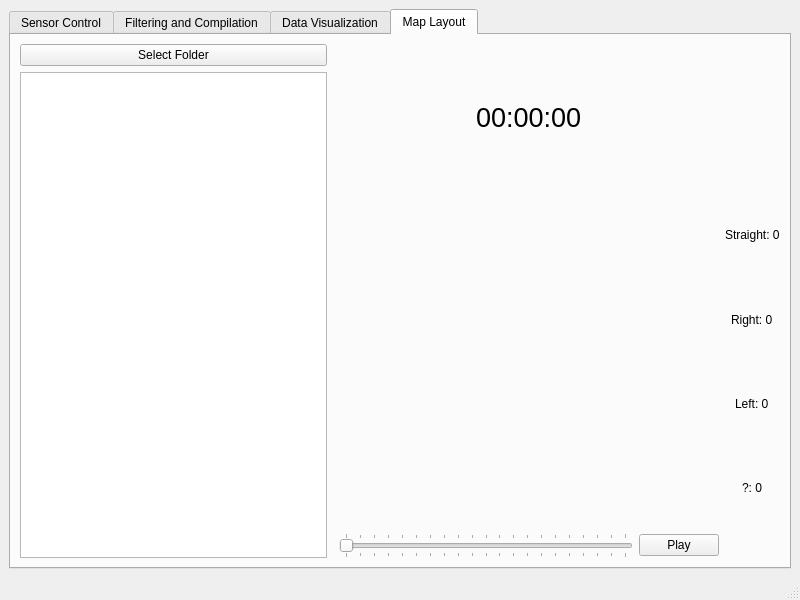
The window that rcdsWindow.ui (CapstoneFlows/rcds-python) describes before a commit, drawn with Qt 5.
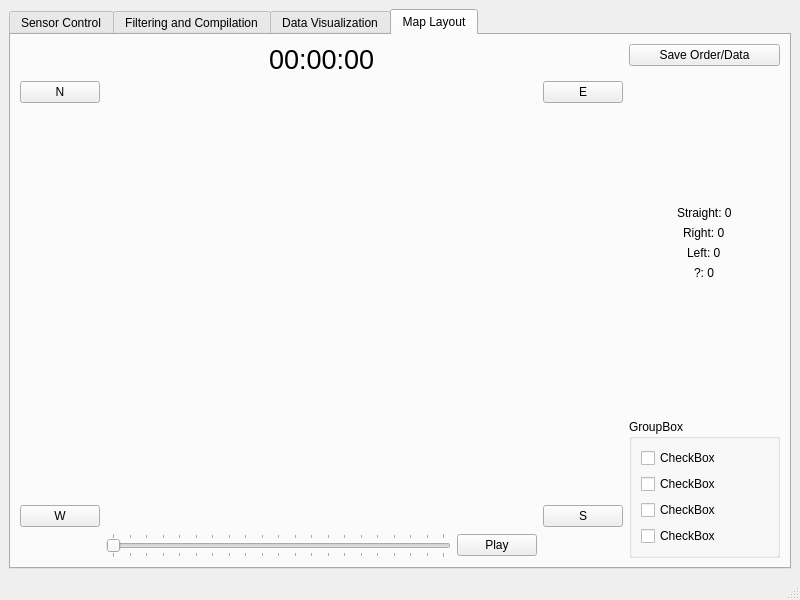
The same window after the commit. The open tabs and pages were chosen to show the change. Icons and pictures are not drawn. Custom widgets are drawn as their Qt base class.

```diff
--- a/rcdsWindow.ui
+++ b/rcdsWindow.ui
@@ -602,36 +602,226 @@
          </attribute>
          <layout class="QHBoxLayout" name="horizontalLayout_6">
           <item>
-           <layout class="QVBoxLayout" name="verticalLayout_6">
+           <layout class="QHBoxLayout" name="horizontalLayout_9" stretch="4,1">
             <item>
-             <widget class="QPushButton" name="MapFolderButton">
-              <property name="text">
-               <string>Select Folder</string>
-              </property>
-             </widget>
+             <layout class="QGridLayout" name="gridLayout_3">
+              <item row="2" column="2" alignment="Qt::AlignHCenter|Qt::AlignVCenter">
+               <widget class="QLabel" name="intersection">
+                <property name="minimumSize">
+                 <size>
+                  <width>300</width>
+                  <height>300</height>
+                 </size>
+                </property>
+                <property name="text">
+                 <string>&lt;html&gt;&lt;head/&gt;&lt;body&gt;&lt;p&gt;&lt;img src=&quot;:/intersection/intersection.png&quot;/&gt;&lt;/p&gt;&lt;/body&gt;&lt;/html&gt;</string>
+                </property>
+                <property name="alignment">
+                 <set>Qt::AlignCenter</set>
+                </property>
+               </widget>
+              </item>
+              <item row="1" column="3">
+               <widget class="QLabel" name="EastLabel">
+                <property name="text">
+                 <string>&lt;html&gt;&lt;head/&gt;&lt;body&gt;&lt;p&gt;&lt;img src=&quot;:/intersection/arrowNone.jpg&quot;/&gt;&lt;/p&gt;&lt;/body&gt;&lt;/html&gt;</string>
+                </property>
+                <property name="alignment">
+                 <set>Qt::AlignCenter</set>
+                </property>
+               </widget>
+              </item>
+              <item row="1" column="1">
+               <widget class="QLabel" name="NorthLabel_2">
+                <property name="text">
+                 <string>&lt;html&gt;&lt;head/&gt;&lt;body&gt;&lt;p&gt;&lt;img src=&quot;:/intersection/arrowNone.jpg&quot;/&gt;&lt;/p&gt;&lt;/body&gt;&lt;/html&gt;</string>
+                </property>
+                <property name="alignment">
+                 <set>Qt::AlignCenter</set>
+                </property>
+               </widget>
+              </item>
+              <item row="4" column="2">
+               <layout class="QHBoxLayout" name="horizontalLayout_7">
+                <item>
+                 <widget class="QSlider" name="playSlider">
+                  <property name="maximum">
+                   <number>500</number>
+                  </property>
+                  <property name="singleStep">
+                   <number>1</number>
+                  </property>
+                  <property name="orientation">
+                   <enum>Qt::Horizontal</enum>
+                  </property>
+                  <property name="tickPosition">
+                   <enum>QSlider::TicksBothSides</enum>
+                  </property>
+                  <property name="tickInterval">
+                   <number>25</number>
+                  </property>
+                 </widget>
+                </item>
+                <item>
+                 <widget class="QPushButton" name="PlayPauseButton">
+                  <property name="text">
+                   <string>Play</string>
+                  </property>
+                 </widget>
+                </item>
+               </layout>
+              </item>
+              <item row="4" column="1">
+               <widget class="QLabel" name="WestLabel_2">
+                <property name="text">
+                 <string>&lt;html&gt;&lt;head/&gt;&lt;body&gt;&lt;p&gt;&lt;img src=&quot;:/intersection/arrowNone.jpg&quot;/&gt;&lt;/p&gt;&lt;/body&gt;&lt;/html&gt;</string>
+                </property>
+                <property name="alignment">
+                 <set>Qt::AlignCenter</set>
+                </property>
+               </widget>
+              </item>
+              <item row="4" column="3">
+               <widget class="QLabel" name="SouthLabel">
+                <property name="text">
+                 <string>&lt;html&gt;&lt;head/&gt;&lt;body&gt;&lt;p&gt;&lt;img src=&quot;:/intersection/arrowNone.jpg&quot;/&gt;&lt;/p&gt;&lt;/body&gt;&lt;/html&gt;</string>
+                </property>
+                <property name="alignment">
+                 <set>Qt::AlignCenter</set>
+                </property>
+               </widget>
+              </item>
+              <item row="1" column="2">
+               <layout class="QHBoxLayout" name="horizontalLayout_8">
+                <item>
+                 <spacer name="horizontalSpacer">
+                  <property name="orientation">
+                   <enum>Qt::Horizontal</enum>
+                  </property>
+                  <property name="sizeHint" stdset="0">
+                   <size>
+                    <width>40</width>
+                    <height>20</height>
+                   </size>
+                  </property>
+                 </spacer>
+                </item>
+                <item alignment="Qt::AlignHCenter">
+                 <widget class="QLabel" name="time_label">
+                  <property name="font">
+                   <font>
+                    <pointsize>20</pointsize>
+                   </font>
+                  </property>
+                  <property name="text">
+                   <string>00:00:00</string>
+                  </property>
+                 </widget>
+                </item>
+                <item>
+                 <spacer name="horizontalSpacer_2">
+                  <property name="orientation">
+                   <enum>Qt::Horizontal</enum>
+                  </property>
+                  <property name="sizeHint" stdset="0">
+                   <size>
+                    <width>40</width>
+                    <height>20</height>
+                   </size>
+                  </property>
+                 </spacer>
+                </item>
+               </layout>
+              </item>
+              <item row="2" column="1">
+               <layout class="QVBoxLayout" name="verticalLayout_13">
+                <item>
+                 <widget class="QPushButton" name="nButton">
+                  <property name="text">
+                   <string>N</string>
+                  </property>
+                 </widget>
+                </item>
+                <item>
+                 <spacer name="verticalSpacer_2">
+                  <property name="orientation">
+                   <enum>Qt::Vertical</enum>
+                  </property>
+                  <property name="sizeHint" stdset="0">
+                   <size>
+                    <width>20</width>
+                    <height>40</height>
+                   </size>
+                  </property>
+                 </spacer>
+                </item>
+                <item>
+                 <widget class="QPushButton" name="wButton">
+                  <property name="text">
+                   <string>W</string>
+                  </property>
+                 </widget>
+                </item>
+               </layout>
+              </item>
+              <item row="2" column="3">
+               <layout class="QVBoxLayout" name="verticalLayout_14">
+                <property name="sizeConstraint">
+                 <enum>QLayout::SetDefaultConstraint</enum>
+                </property>
+                <item>
+                 <widget class="QPushButton" name="eButton">
+                  <property name="text">
+                   <string>E</string>
+                  </property>
+                 </widget>
+                </item>
+                <item>
+                 <spacer name="verticalSpacer_3">
+                  <property name="orientation">
+                   <enum>Qt::Vertical</enum>
+                  </property>
+                  <property name="sizeHint" stdset="0">
+                   <size>
+                    <width>20</width>
+                    <height>40</height>
+                   </size>
+                  </property>
+                 </spacer>
+                </item>
+                <item>
+                 <widget class="QPushButton" name="sButton">
+                  <property name="text">
+                   <string>S</string>
+                  </property>
+                 </widget>
+                </item>
+               </layout>
+              </item>
+             </layout>
             </item>
             <item>
-             <widget class="QListWidget" name="MapFileList"/>
-            </item>
-           </layout>
-          </item>
-          <item>
-           <layout class="QGridLayout" name="gridLayout_3">
-            <item row="2" column="2" alignment="Qt::AlignHCenter|Qt::AlignVCenter">
-             <widget class="QLabel" name="intersection">
-              <property name="minimumSize">
-               <size>
-                <width>380</width>
-                <height>331</height>
-               </size>
-              </property>
-              <property name="text">
-               <string>&lt;html&gt;&lt;head/&gt;&lt;body&gt;&lt;p&gt;&lt;img src=&quot;:/intersection/intersection.png&quot;/&gt;&lt;/p&gt;&lt;/body&gt;&lt;/html&gt;</string>
-              </property>
-             </widget>
-            </item>
-            <item row="2" column="3">
              <layout class="QVBoxLayout" name="verticalLayout_10">
+              <item>
+               <widget class="QPushButton" name="MapSaveButton">
+                <property name="text">
+                 <string>Save Order/Data</string>
+                </property>
+               </widget>
+              </item>
+              <item>
+               <spacer name="verticalSpacer_5">
+                <property name="orientation">
+                 <enum>Qt::Vertical</enum>
+                </property>
+                <property name="sizeHint" stdset="0">
+                 <size>
+                  <width>20</width>
+                  <height>40</height>
+                 </size>
+                </property>
+               </spacer>
+              </item>
               <item alignment="Qt::AlignHCenter">
                <widget class="QLabel" name="straight_label">
                 <property name="text">
@@ -660,78 +850,54 @@
                 </property>
                </widget>
               </item>
-             </layout>
-            </item>
-            <item row="1" column="3">
-             <widget class="QLabel" name="label_3">
-              <property name="text">
-               <string>&lt;html&gt;&lt;head/&gt;&lt;body&gt;&lt;p&gt;&lt;img src=&quot;:/intersection/arrowNone.png&quot;/&gt;&lt;/p&gt;&lt;/body&gt;&lt;/html&gt;</string>
-              </property>
-             </widget>
-            </item>
-            <item row="1" column="1">
-             <widget class="QLabel" name="label_2">
-              <property name="text">
-               <string>&lt;html&gt;&lt;head/&gt;&lt;body&gt;&lt;p&gt;&lt;img src=&quot;:/intersection/arrowNone.png&quot;/&gt;&lt;/p&gt;&lt;/body&gt;&lt;/html&gt;</string>
-              </property>
-             </widget>
-            </item>
-            <item row="4" column="1">
-             <widget class="QLabel" name="label">
-              <property name="text">
-               <string>&lt;html&gt;&lt;head/&gt;&lt;body&gt;&lt;p&gt;&lt;img src=&quot;:/intersection/arrowNone.png&quot;/&gt;&lt;/p&gt;&lt;/body&gt;&lt;/html&gt;</string>
-              </property>
-             </widget>
-            </item>
-            <item row="4" column="3">
-             <widget class="QLabel" name="label_4">
-              <property name="text">
-               <string>&lt;html&gt;&lt;head/&gt;&lt;body&gt;&lt;p&gt;&lt;img src=&quot;:/intersection/arrowNone.png&quot;/&gt;&lt;/p&gt;&lt;/body&gt;&lt;/html&gt;</string>
-              </property>
-             </widget>
-            </item>
-            <item row="4" column="2">
-             <layout class="QHBoxLayout" name="horizontalLayout_7">
               <item>
-               <widget class="QSlider" name="playSlider">
-                <property name="maximum">
-                 <number>500</number>
-                </property>
-                <property name="singleStep">
-                 <number>1</number>
-                </property>
+               <spacer name="verticalSpacer_4">
                 <property name="orientation">
-                 <enum>Qt::Horizontal</enum>
+                 <enum>Qt::Vertical</enum>
                 </property>
-                <property name="tickPosition">
-                 <enum>QSlider::TicksBothSides</enum>
+                <property name="sizeHint" stdset="0">
+                 <size>
+                  <width>20</width>
+                  <height>40</height>
+                 </size>
                 </property>
-                <property name="tickInterval">
-                 <number>25</number>
-                </property>
-               </widget>
+               </spacer>
               </item>
               <item>
-               <widget class="QPushButton" name="PlayPauseButton">
-                <property name="text">
-                 <string>Play</string>
+               <widget class="QGroupBox" name="groupBox">
+                <property name="title">
+                 <string>GroupBox</string>
                 </property>
-               </widget>
-              </item>
-             </layout>
-            </item>
-            <item row="1" column="2">
-             <layout class="QHBoxLayout" name="horizontalLayout_8">
-              <item alignment="Qt::AlignHCenter">
-               <widget class="QLabel" name="time_label">
-                <property name="font">
-                 <font>
-                  <pointsize>20</pointsize>
-                 </font>
-                </property>
-                <property name="text">
-                 <string>00:00:00</string>
-                </property>
+                <layout class="QVBoxLayout" name="verticalLayout_6">
+                 <item>
+                  <widget class="QCheckBox" name="checkBox_4">
+                   <property name="text">
+                    <string>CheckBox</string>
+                   </property>
+                  </widget>
+                 </item>
+                 <item>
+                  <widget class="QCheckBox" name="checkBox_3">
+                   <property name="text">
+                    <string>CheckBox</string>
+                   </property>
+                  </widget>
+                 </item>
+                 <item>
+                  <widget class="QCheckBox" name="checkBox_2">
+                   <property name="text">
+                    <string>CheckBox</string>
+                   </property>
+                  </widget>
+                 </item>
+                 <item>
+                  <widget class="QCheckBox" name="checkBox">
+                   <property name="text">
+                    <string>CheckBox</string>
+                   </property>
+                  </widget>
+                 </item>
+                </layout>
                </widget>
               </item>
              </layout>
```
Left out of the diff: 2 changed lines with no effect on the pictures.
